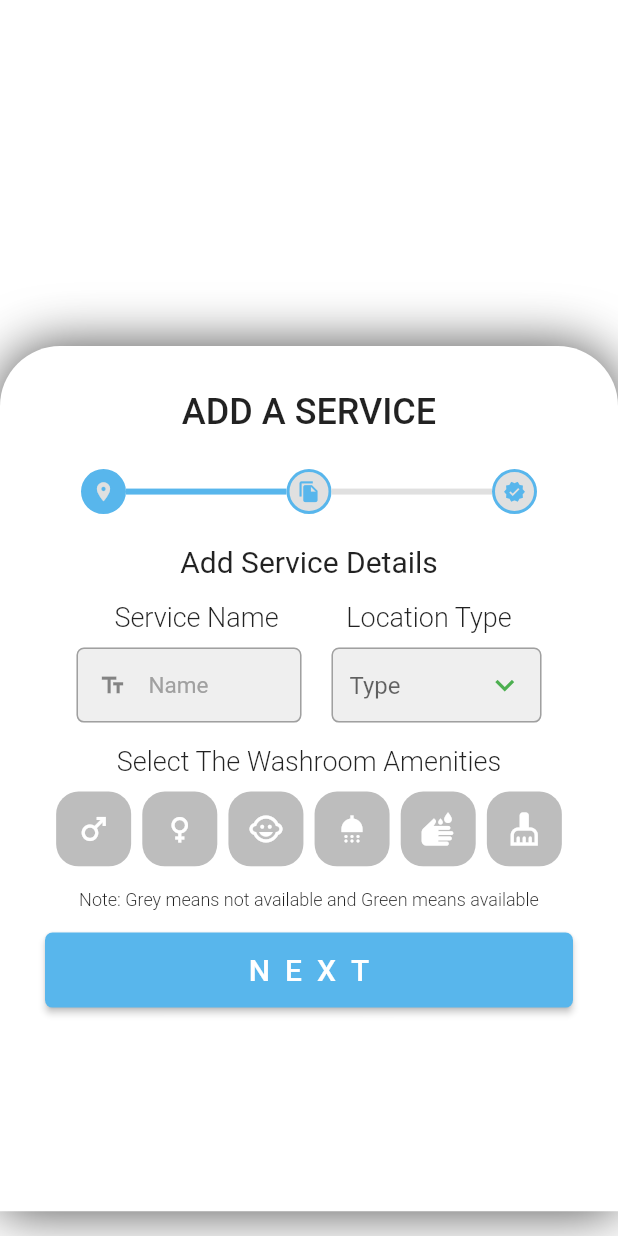
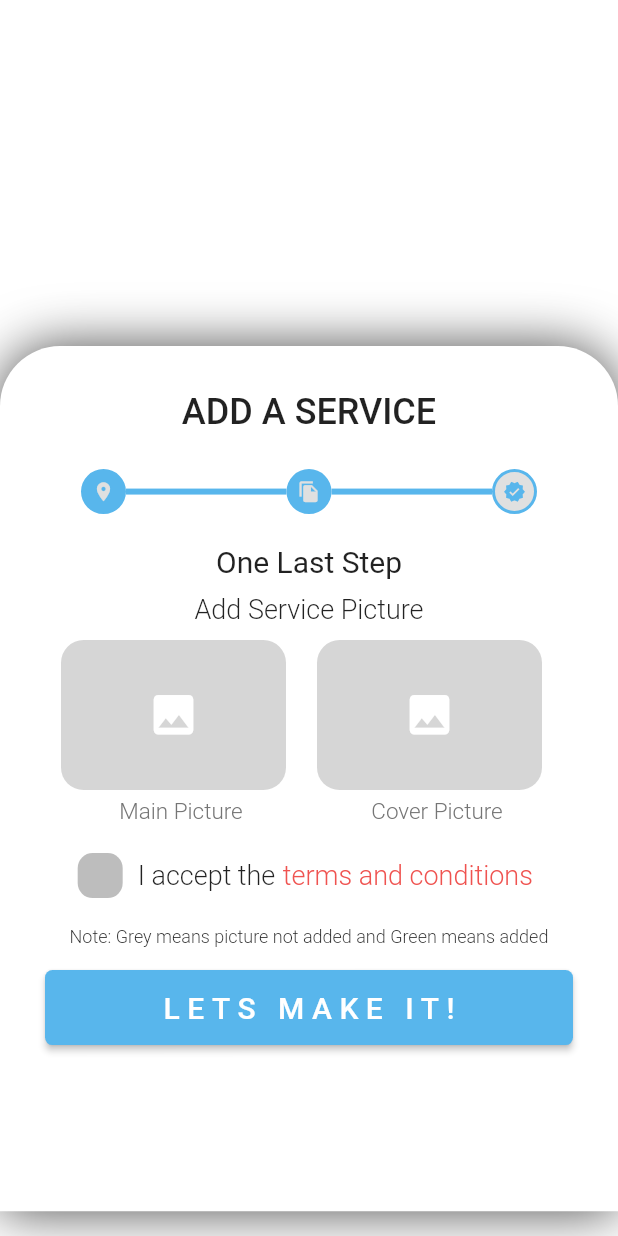
Before and after one commit to Anurag-Bharati/Park-and-Pee, a Flutter app: the screen it shows after launch, on a phone screen of 412 x 824 dp. Run offline on Flutter 3.47's test engine with Material 2 defaults, Android fonts, the phone set to English and light mode, and no system bars; our stand-ins replace curved_navigation_bar, file_picker, flutter_signin_button, google_maps_flutter, material_design_icons_flutter; Roboto replaces fonts that are missing (Poppins, fonts/Poppins-light.ttf).

Commit message:
Implemented the  ONE LAST STEP in ADD SERVICE ✅ |  Added Photo choose functionality 🖼 | Did its logic 🧠

```diff
--- a/lib/add_service_details_pee.dart
+++ b/lib/add_service_details_pee.dart
@@ -33,11 +33,6 @@ class _MapViewState extends State<AddServiceDetailsPee> {
     textController1 = TextEditingController();
     textController2 = TextEditingController();
   }
-
-  // Option 2
-
-  // For Custom Initial Location and its Icon
-  late BitmapDescriptor mapMarker;
 
   // Initials for stepping sequence
   static const stepIcons = [Icons.location_on, Icons.file_copy, Icons.verified];
--- /dev/null
+++ b/lib/add_service_photo.dart
@@ -0,0 +1,468 @@
+// ignore_for_file: deprecated_member_use
+
+import 'package:file_picker/file_picker.dart';
+import 'package:flutter/cupertino.dart';
+import 'package:flutter/material.dart';
+import 'package:flutter/rendering.dart';
+
+import 'Model/progress_step_widget.dart';
+
+class AddServicePhotoPee extends StatefulWidget {
+  const AddServicePhotoPee({Key? key}) : super(key: key);
+  double deviceHeight(BuildContext context) =>
+      MediaQuery.of(context).size.height;
+  double deviceWidth(BuildContext context) => MediaQuery.of(context).size.width;
+  @override
+  _MapViewState createState() => _MapViewState();
+}
+
+class _MapViewState extends State<AddServicePhotoPee> {
+  final _scaffoldKey = GlobalKey<ScaffoldState>();
+
+  @override
+  void initState() {
+    super.initState();
+  }
+
+  // Initials for stepping sequence
+  static const stepIcons = [Icons.location_on, Icons.file_copy, Icons.verified];
+
+  bool _acceptTandC = false;
+  bool _mainPhotoAdded = false;
+  bool _coverPhotoAdded = false;
+
+  // late FilePickerResult? mainPhoto;
+
+  SnackBar showSnackBar(String message, context, Color? color, int duration) {
+    final snackbar = SnackBar(
+        duration: Duration(seconds: duration),
+        backgroundColor: color,
+        content: Text(
+          message,
+          style: const TextStyle(
+              fontFamily: 'Poppins', fontWeight: FontWeight.w500),
+          textAlign: TextAlign.center,
+        ));
+
+    return snackbar;
+  }
+
+  @override
+  void dispose() {
+    super.dispose();
+  }
+
+  @override
+  Widget build(BuildContext context) {
+    return Scaffold(
+      key: _scaffoldKey,
+      appBar: PreferredSize(
+        preferredSize: Size.zero,
+        child: AppBar(
+          elevation: 0,
+          backgroundColor: const Color(0xFE242f3e), // Colors.transparent
+        ),
+      ),
+      backgroundColor: const Color(0xFFFFFFFF),
+      body: SafeArea(
+        child: Container(
+          width: MediaQuery.of(context).size.width,
+          height: MediaQuery.of(context).size.height * 1,
+          decoration: const BoxDecoration(
+            color: Color(0xFFFFFFFF),
+          ),
+          child: SingleChildScrollView(
+            child: Column(
+              mainAxisSize: MainAxisSize.max,
+              mainAxisAlignment: MainAxisAlignment.end,
+              crossAxisAlignment: CrossAxisAlignment.end,
+              children: [
+                Container(
+                  transform: Matrix4.diagonal3Values(1.2, 1.2, 0),
+                  width: MediaQuery.of(context).size.width,
+                  height: MediaQuery.of(context).size.height * 0.28,
+                  child: Image.asset(
+                    'assets/cover_pee.jpg',
+                    width: MediaQuery.of(context).size.width * 1,
+                    height: MediaQuery.of(context).size.height * 1,
+                    fit: BoxFit.cover,
+                    color: const Color(0xFF937FEE),
+                    colorBlendMode: BlendMode.softLight,
+                  ),
+                ),
+                Container(
+                  width: MediaQuery.of(context).size.width,
+                  height: MediaQuery.of(context).size.height * 0.7,
+                  decoration: const BoxDecoration(
+                    color: Color(0xFFFFFFFF),
+                    boxShadow: [
+                      BoxShadow(
+                        blurRadius: 30,
+                        color: Color(0xB3000000),
+                        spreadRadius: 0,
+                      )
+                    ],
+                    borderRadius: BorderRadius.only(
+                      bottomLeft: Radius.circular(0),
+                      bottomRight: Radius.circular(0),
+                      topLeft: Radius.circular(40),
+                      topRight: Radius.circular(40),
+                    ),
+                  ),
+                  child: Padding(
+                    padding:
+                        const EdgeInsetsDirectional.fromSTEB(30, 30, 30, 30),
+                    child: SingleChildScrollView(
+                      child: Column(
+                        mainAxisSize: MainAxisSize.max,
+                        mainAxisAlignment: MainAxisAlignment.start,
+                        crossAxisAlignment: CrossAxisAlignment.center,
+                        children: [
+                          Container(
+                            width: MediaQuery.of(context).size.width,
+                            constraints: BoxConstraints(
+                              maxWidth: MediaQuery.of(context).size.width,
+                            ),
+                            decoration: const BoxDecoration(
+                              color: Color(0xFFFFFFFF),
+                            ),
+                            child: const Text(
+                              'ADD A SERVICE',
+                              textAlign: TextAlign.center,
+                              style: TextStyle(
+                                fontWeight: FontWeight.w500,
+                                fontSize: 24,
+                              ),
+                            ),
+                          ),
+                          StepProgressView(
+                            icons: stepIcons,
+                            curStep: 3,
+                            width: MediaQuery.of(context).size.width,
+                            color: const Color(0xff58B6EC),
+                          ),
+                          Container(
+                            width: MediaQuery.of(context).size.width,
+                            height: 20,
+                            decoration: const BoxDecoration(
+                              color: Color(0xFFFFFFFF),
+                            ),
+                          ),
+                          const Text(
+                            'One Last Step',
+                            textAlign: TextAlign.center,
+                            style: TextStyle(
+                              fontFamily: 'fonts/Poppins-light.ttf',
+                              fontSize: 20,
+                              fontWeight: FontWeight.w400,
+                            ),
+                          ),
+                          Padding(
+                            padding: const EdgeInsetsDirectional.fromSTEB(
+                                0, 10, 0, 0),
+                            child: Column(
+                              mainAxisSize: MainAxisSize.max,
+                              mainAxisAlignment: MainAxisAlignment.center,
+                              crossAxisAlignment: CrossAxisAlignment.center,
+                              children: [
+                                const Text(
+                                  'Add Service Picture',
+                                  textAlign: TextAlign.center,
+                                  style: TextStyle(
+                                    fontFamily: 'fonts/Poppins-light.ttf',
+                                    fontSize: 18,
+                                    fontWeight: FontWeight.w300,
+                                  ),
+                                ),
+                                Row(
+                                  mainAxisSize: MainAxisSize.max,
+                                  mainAxisAlignment:
+                                      MainAxisAlignment.spaceEvenly,
+                                  crossAxisAlignment: CrossAxisAlignment.center,
+                                  children: [
+                                    Column(children: [
+                                      Padding(
+                                        padding: const EdgeInsetsDirectional
+                                            .fromSTEB(0, 10, 10, 5),
+                                        child: Container(
+                                            decoration: BoxDecoration(
+                                              color: _mainPhotoAdded
+                                                  ? Colors.green[200]
+                                                  : Colors.grey[350],
+                                              borderRadius:
+                                                  BorderRadius.circular(15),
+                                            ),
+                                            height: 100,
+                                            width: 150,
+                                            child: IconButton(
+                                              color: Colors.white,
+                                              iconSize: 35,
+                                              icon: const Icon(
+                                                  Icons.insert_photo),
+                                              onPressed: () async {
+                                                final mainPhoto =
+                                                    await FilePicker.platform
+                                                        .pickFiles(
+                                                  allowMultiple: false,
+                                                  type: FileType.custom,
+                                                  allowedExtensions: [
+                                                    'png',
+                                                    'jpg',
+                                                    'jpeg'
+                                                  ],
+                                                );
+                                                if (mainPhoto == null) {
+                                                  _scaffoldKey.currentState
+                                                      ?.showSnackBar(
+                                                          showSnackBar(
+                                                              "No file selected",
+                                                              context,
+                                                              Colors.red[400],
+                                                              1));
+                                                  setState(() {
+                                                    _mainPhotoAdded = false;
+                                                  });
+                                                } else {
+                                                  _scaffoldKey.currentState
+                                                      ?.showSnackBar(showSnackBar(
+                                                          "Picture: \"${mainPhoto.names[0].toString()}\" is selected",
+                                                          context,
+                                                          Colors.green[400],
+                                                          2));
+                                                  setState(() {
+                                                    _mainPhotoAdded = true;
+                                                  });
+                                                }
+                                              },
+                                            )),
+                                      ),
+                                      Text(
+                                        'Main Picture',
+                                        textAlign: TextAlign.center,
+                                        style: TextStyle(
+                                            fontFamily:
+                                                'fonts/Poppins-light.ttf',
+                                            fontSize: 15,
+                                            fontWeight: FontWeight.w300,
+                                            color: Colors.grey[600]),
+                                      ),
+                                    ]),
+                                    Column(children: [
+                                      Padding(
+                                        padding: const EdgeInsetsDirectional
+                                            .fromSTEB(0, 10, 10, 5),
+                                        child: Container(
+                                          decoration: BoxDecoration(
+                                            color: _coverPhotoAdded
+                                                ? Colors.green[200]
+                                                : Colors.grey[350],
+                                            borderRadius:
+                                                BorderRadius.circular(15),
+                                          ),
+                                          height: 100,
+                                          width: 150,
+                                          child: IconButton(
+                                              iconSize: 35,
+                                              icon: const Icon(
+                                                  Icons.insert_photo),
+                                              color: Colors.white,
+                                              onPressed: () async {
+                                                final coverPhoto =
+                                                    await FilePicker.platform
+                                                        .pickFiles(
+                                                  allowMultiple: false,
+                                                  type: FileType.custom,
+                                                  allowedExtensions: [
+                                                    'png',
+                                                    'jpg',
+                                                    'jpeg'
+                                                  ],
+                                                );
+                                                if (coverPhoto == null) {
+                                                  _scaffoldKey.currentState
+                                                      ?.showSnackBar(
+                                                          showSnackBar(
+                                                              "No file selected",
+                                                              context,
+                                                              Colors.red[400],
+                                                              1));
+                                                  setState(() {
+                                                    _coverPhotoAdded = false;
+                                                  });
+                                                } else {
+                                                  _scaffoldKey.currentState
+                                                      ?.showSnackBar(showSnackBar(
+                                                          "Picture: \"${coverPhoto.names[0].toString()}\" is selected",
+                                                          context,
+                                                          Colors.green[400],
+                                                          2));
+                                                  setState(() {
+                                                    _coverPhotoAdded = true;
+                                                  });
+                                                }
+                                              }),
+                                        ),
+                                      ),
+                                      Text(
+                                        'Cover Picture',
+                                        textAlign: TextAlign.center,
+                                        style: TextStyle(
+                                          fontFamily: 'fonts/Poppins-light.ttf',
+                                          fontSize: 15,
+                                          fontWeight: FontWeight.w300,
+                                          color: Colors.grey[600],
+                                        ),
+                                      ),
+                                    ]),
+                                  ],
+                                ),
+                              ],
+                            ),
+                          ),
+                          Padding(
+                              padding: const EdgeInsetsDirectional.fromSTEB(
+                                  0, 10, 0, 0),
+                              child: Row(
+                                mainAxisSize: MainAxisSize.max,
+                                mainAxisAlignment: MainAxisAlignment.center,
+                                children: [
+                                  Container(
+                                    width: 30,
+                                    height: 30,
+                                    decoration: BoxDecoration(
+                                      color: _acceptTandC
+                                          ? Colors.green[400]
+                                          : Colors.grey[400],
+                                      borderRadius: BorderRadius.circular(10),
+                                    ),
+                                    child: IconButton(
+                                        icon: _acceptTandC
+                                            ? const Icon(Icons.verified)
+                                            : const Icon(null),
+                                        iconSize: 15,
+                                        // 2
+                                        color: Colors.white,
+                                        // 3
+                                        onPressed: () => {
+                                              setState(() {
+                                                _acceptTandC = !_acceptTandC;
+                                              })
+                                            }),
+                                  ),
+                                  const SizedBox(
+                                    width: 10,
+                                  ),
+                                  const Text(
+                                    'I accept the',
+                                    style: TextStyle(
+                                        fontSize: 18,
+                                        fontWeight: FontWeight.w300),
+                                  ),
+                                  TextButton(
+                                    child: Text(
+                                      "terms and conditions",
+                                      textAlign: TextAlign.start,
+                                      style: TextStyle(
+                                          fontFamily: 'Poppins',
+                                          color: Colors.red[400],
+                                          fontSize: 18,
+                                          fontWeight: FontWeight.w300),
+                                    ),
+                                    // ignore: todo
+                                    onPressed: null, //TODO
+                                    style: TextButton.styleFrom(
+                                        padding: const EdgeInsets.all(5)),
+                                  ),
+                                ],
+                              )),
+                          Container(
+                            width: MediaQuery.of(context).size.width,
+                            decoration: const BoxDecoration(
+                              color: Color(0xFFFFFFFF),
+                            ),
+                            child: Column(
+                              mainAxisSize: MainAxisSize.max,
+                              mainAxisAlignment: MainAxisAlignment.center,
+                              children: [
+                                const Padding(
+                                  padding: EdgeInsetsDirectional.fromSTEB(
+                                      0, 10, 0, 0),
+                                  child: Text(
+                                    'Note: Grey means picture not added and Green means added',
+                                    textAlign: TextAlign.center,
+                                    style: TextStyle(
+                                      fontWeight: FontWeight.w300,
+                                      fontSize: 12,
+                                    ),
+                                  ),
+                                ),
+                                Padding(
+                                  padding: const EdgeInsetsDirectional.fromSTEB(
+                                      0, 15, 0, 0),
+                                  child: SizedBox(
+                                    width: MediaQuery.of(context).size.width,
+                                    height: 50,
+                                    child: ElevatedButton(
+                                      child: const Text("LETS MAKE IT!"),
+                                      onPressed: () {
+                                        _scaffoldKey.currentState
+                                            ?.removeCurrentSnackBar();
+                                        if (_acceptTandC == false) {
+                                          _scaffoldKey.currentState
+                                              ?.showSnackBar(showSnackBar(
+                                                  "Please accept the terms and condition",
+                                                  context,
+                                                  Colors.red[400],
+                                                  1));
+                                        } else if (_coverPhotoAdded == false ||
+                                            _mainPhotoAdded == false) {
+                                          _scaffoldKey.currentState
+                                              ?.showSnackBar(showSnackBar(
+                                                  "Please add the required photo and then try again",
+                                                  context,
+                                                  Colors.red[400],
+                                                  1));
+                                        }
+                                      },
+                                      style: ElevatedButton.styleFrom(
+                                        primary: _mainPhotoAdded &&
+                                                _coverPhotoAdded &&
+                                                _acceptTandC
+                                            ? Colors.green[400]
+                                            : const Color(0xFF58B6EC),
+                                        textStyle: const TextStyle(
+                                          fontFamily: 'Poppins',
+                                          color: Colors.white,
+                                          fontWeight: FontWeight.w500,
+                                          letterSpacing: 5,
+                                          fontSize: 20,
+                                        ),
+                                        side: const BorderSide(
+                                          color: Colors.transparent,
+                                          width: 1,
+                                        ),
+                                        shape: const RoundedRectangleBorder(
+                                          borderRadius: BorderRadius.all(
+                                            Radius.circular(5),
+                                          ),
+                                        ),
+                                      ),
+                                    ),
+                                  ),
+                                ),
+                              ],
+                            ),
+                          ),
+                        ],
+                      ),
+                    ),
+                  ),
+                ),
+              ],
+            ),
+          ),
+        ),
+      ),
+    );
+  }
+}
--- a/lib/main.dart
+++ b/lib/main.dart
@@ -4,6 +4,7 @@ import 'package:parkandpee/account.dart';
 import 'package:parkandpee/account_change_phone_pass.dart';
 import 'package:parkandpee/add_service_details_park.dart';
 import 'package:parkandpee/add_service_details_pee.dart';
+import 'package:parkandpee/add_service_photo.dart';
 import 'package:parkandpee/login.dart';
 import 'package:parkandpee/mapview.dart';
 import 'package:parkandpee/navbar.dart';
@@ -24,7 +25,7 @@ void main() {
     // home: const MyLogin(),
     // home: const MyVerification()
     // home: const Myadmin(),
-    home: const AddServiceDetailsPee(),
+    home: const AddServicePhotoPee(),
     routes: {
       'register': (context) => const MyRegister(),
       'login': (context) => const MyLogin(),
```
